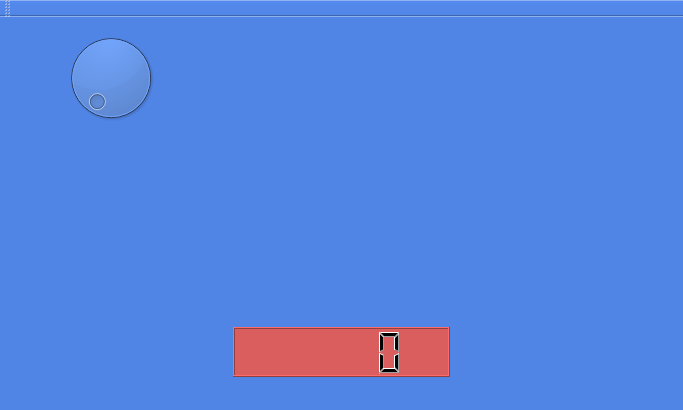
This is testBrowser/mainwindow.ui in Edewin/Gauge_Browser as Qt 5 draws it before an edit. The edited form follows.
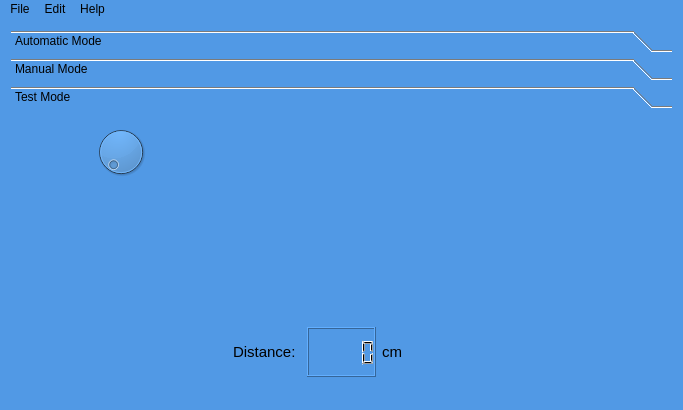
This is the edited form. Icons and pictures are not drawn. Custom widgets are drawn as their Qt base class.

```diff
--- a/testBrowser/mainwindow.ui
+++ b/testBrowser/mainwindow.ui
@@ -14,63 +14,153 @@
    <string>MainWindow</string>
   </property>
   <property name="styleSheet">
-   <string notr="true">background-color: rgb(81, 133, 229);</string>
+   <string notr="true">background-color: rgb(81, 153, 229);</string>
   </property>
   <widget class="QWidget" name="centralWidget">
    <layout class="QVBoxLayout" name="verticalLayout_2">
     <item>
-     <widget class="QDial" name="dial">
-      <property name="maximumSize">
-       <size>
-        <width>200</width>
-        <height>200</height>
-       </size>
+     <widget class="QToolBox" name="toolBox">
+      <property name="currentIndex">
+       <number>2</number>
       </property>
+      <widget class="QWidget" name="page">
+       <property name="geometry">
+        <rect>
+         <x>0</x>
+         <y>0</y>
+         <width>665</width>
+         <height>76</height>
+        </rect>
+       </property>
+       <attribute name="label">
+        <string>Automatic Mode</string>
+       </attribute>
+      </widget>
+      <widget class="QWidget" name="page_2">
+       <property name="geometry">
+        <rect>
+         <x>0</x>
+         <y>0</y>
+         <width>665</width>
+         <height>76</height>
+        </rect>
+       </property>
+       <attribute name="label">
+        <string>Manual Mode</string>
+       </attribute>
+      </widget>
+      <widget class="QWidget" name="page_3">
+       <property name="geometry">
+        <rect>
+         <x>0</x>
+         <y>0</y>
+         <width>665</width>
+         <height>182</height>
+        </rect>
+       </property>
+       <attribute name="label">
+        <string>Test Mode</string>
+       </attribute>
+       <widget class="QDial" name="dial">
+        <property name="geometry">
+         <rect>
+          <x>10</x>
+          <y>10</y>
+          <width>200</width>
+          <height>56</height>
+         </rect>
+        </property>
+        <property name="maximumSize">
+         <size>
+          <width>200</width>
+          <height>200</height>
+         </size>
+        </property>
+       </widget>
+       <zorder>dial</zorder>
+       <zorder>lcdNumber</zorder>
+       <zorder>label</zorder>
+       <zorder>label_2</zorder>
+       <zorder>verticalSpacer</zorder>
+       <zorder>verticalSpacer</zorder>
+      </widget>
      </widget>
     </item>
     <item>
      <layout class="QHBoxLayout" name="horizontalLayout">
       <item>
-       <widget class="QcGaugeWidget" name="rotation" native="true"/>
+       <widget class="QcGaugeWidget" name="rotation" native="true">
+        <property name="toolTip">
+         <string>&lt;html&gt;&lt;head/&gt;&lt;body&gt;&lt;p&gt;&lt;br/&gt;&lt;/p&gt;&lt;/body&gt;&lt;/html&gt;</string>
+        </property>
+       </widget>
       </item>
       <item>
        <layout class="QVBoxLayout" name="verticalLayout">
-        <item>
-         <widget class="QcGaugeWidget" name="battery" native="true"/>
-        </item>
-        <item>
-         <spacer name="verticalSpacer">
-          <property name="orientation">
-           <enum>Qt::Vertical</enum>
+        <item alignment="Qt::AlignTop">
+         <widget class="QcGaugeWidget" name="battery" native="true">
+          <property name="toolTip">
+           <string>&lt;html&gt;&lt;head/&gt;&lt;body&gt;&lt;p&gt;Battery Level&lt;/p&gt;&lt;/body&gt;&lt;/html&gt;</string>
           </property>
-          <property name="sizeHint" stdset="0">
-           <size>
-            <width>20</width>
-            <height>40</height>
-           </size>
-          </property>
-         </spacer>
-        </item>
-        <item>
-         <widget class="QLCDNumber" name="lcdNumber">
-          <property name="minimumSize">
-           <size>
-            <width>0</width>
-            <height>50</height>
-           </size>
-          </property>
-          <property name="font">
-           <font>
-            <pointsize>10</pointsize>
-            <weight>75</weight>
-            <bold>true</bold>
-           </font>
+          <property name="autoFillBackground">
+           <bool>false</bool>
           </property>
           <property name="styleSheet">
-           <string notr="true">background-color: rgb(219, 94, 94);</string>
+           <string notr="true"/>
           </property>
          </widget>
         </item>
+        <item>
+         <layout class="QHBoxLayout" name="horizontalLayout_2">
+          <item>
+           <widget class="QLabel" name="label_2">
+            <property name="font">
+             <font>
+              <pointsize>11</pointsize>
+             </font>
+            </property>
+            <property name="text">
+             <string>Distance:</string>
+            </property>
+           </widget>
+          </item>
+          <item>
+           <widget class="QLCDNumber" name="lcdNumber">
+            <property name="minimumSize">
+             <size>
+              <width>0</width>
+              <height>50</height>
+             </size>
+            </property>
+            <property name="font">
+             <font>
+              <pointsize>10</pointsize>
+              <weight>75</weight>
+              <bold>true</bold>
+             </font>
+            </property>
+            <property name="toolTip">
+             <string>&lt;html&gt;&lt;head/&gt;&lt;body&gt;&lt;p&gt;Distance traveled&lt;/p&gt;&lt;/body&gt;&lt;/html&gt;</string>
+            </property>
+            <property name="whatsThis">
+             <string>&lt;html&gt;&lt;head/&gt;&lt;body&gt;&lt;p&gt;Distance traveled.&lt;/p&gt;&lt;/body&gt;&lt;/html&gt;</string>
+            </property>
+           </widget>
+          </item>
+          <item>
+           <widget class="QLabel" name="label">
+            <property name="font">
+             <font>
+              <pointsize>11</pointsize>
+             </font>
+            </property>
+            <property name="text">
+             <string>cm</string>
+            </property>
+           </widget>
+          </item>
+         </layout>
+        </item>
        </layout>
       </item>
       <item>
@@ -89,14 +179,31 @@
      <height>27</height>
     </rect>
    </property>
-  </widget>
-  <widget class="QToolBar" name="mainToolBar">
-   <attribute name="toolBarArea">
-    <enum>TopToolBarArea</enum>
-   </attribute>
-   <attribute name="toolBarBreak">
-    <bool>false</bool>
-   </attribute>
+   <widget class="QMenu" name="menuFile">
+    <property name="title">
+     <string>File</string>
+    </property>
+    <addaction name="actionQuit"/>
+   </widget>
+   <widget class="QMenu" name="menuEdit">
+    <property name="title">
+     <string>Edit</string>
+    </property>
+    <addaction name="actionStart"/>
+    <addaction name="actionStop"/>
+    <addaction name="separator"/>
+    <addaction name="actionPreferences"/>
+   </widget>
+   <widget class="QMenu" name="menuHelp">
+    <property name="title">
+     <string>Help</string>
+    </property>
+    <addaction name="actionAbout_ElectroMobility"/>
+    <addaction name="actionAbout_TeamEVO"/>
+   </widget>
+   <addaction name="menuFile"/>
+   <addaction name="menuEdit"/>
+   <addaction name="menuHelp"/>
   </widget>
   <widget class="QStatusBar" name="statusBar"/>
  </widget>
```
Left out of the diff: 56 changed lines with no effect on the pictures.
